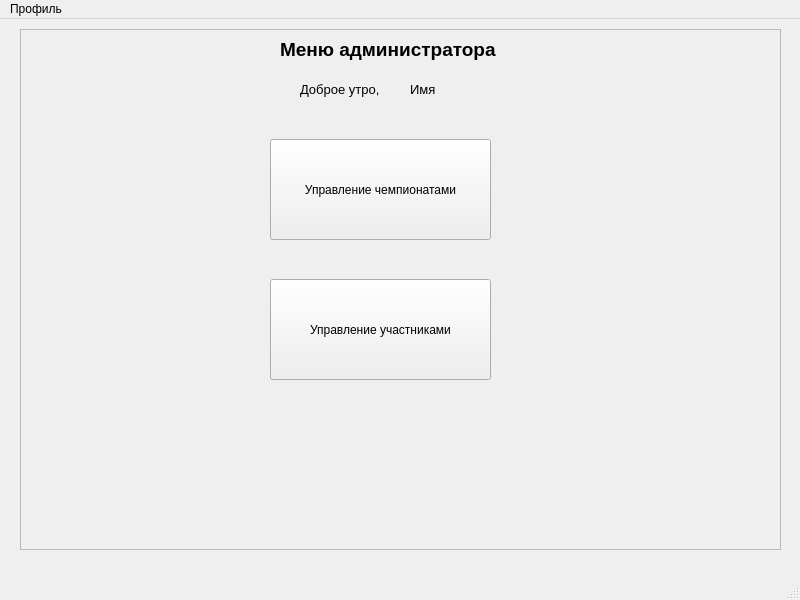
Before: the Qt Designer form ui_files/AdminWindowUi.ui in antons201/WorldSkills__CourseWork, drawn with Qt 5.
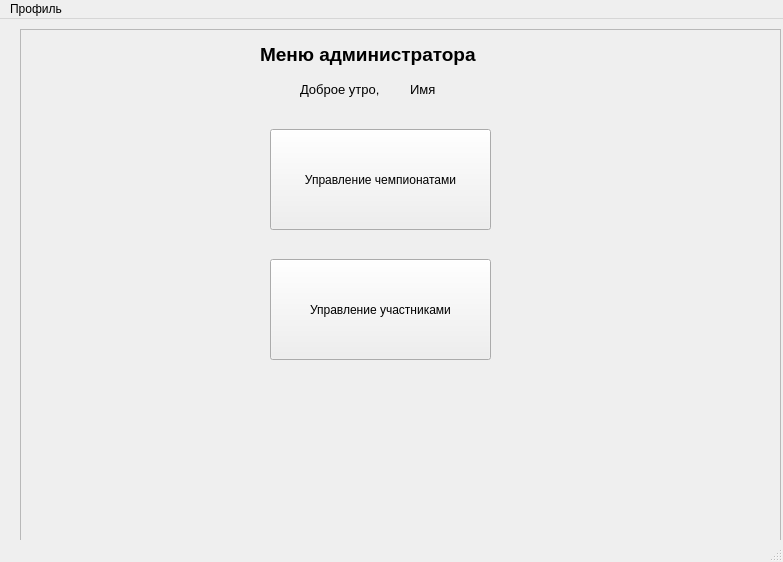
After: the same form once the commit is applied.

```diff
--- a/ui_files/AdminWindowUi.ui
+++ b/ui_files/AdminWindowUi.ui
@@ -6,8 +6,8 @@
    <rect>
     <x>0</x>
     <y>0</y>
-    <width>800</width>
-    <height>600</height>
+    <width>783</width>
+    <height>562</height>
    </rect>
   </property>
   <property name="windowTitle">
@@ -32,10 +32,10 @@
     <widget class="QLabel" name="MenuLabel">
      <property name="geometry">
       <rect>
-       <x>260</x>
+       <x>240</x>
        <y>10</y>
-       <width>221</width>
-       <height>21</height>
+       <width>281</width>
+       <height>31</height>
       </rect>
      </property>
      <property name="font">
@@ -89,7 +89,7 @@
      <property name="geometry">
       <rect>
        <x>250</x>
-       <y>110</y>
+       <y>100</y>
        <width>221</width>
        <height>101</height>
       </rect>
@@ -102,7 +102,7 @@
      <property name="geometry">
       <rect>
        <x>250</x>
-       <y>250</y>
+       <y>230</y>
        <width>221</width>
        <height>101</height>
       </rect>
@@ -118,8 +118,8 @@
     <rect>
      <x>0</x>
      <y>0</y>
-     <width>800</width>
-     <height>30</height>
+     <width>783</width>
+     <height>26</height>
     </rect>
    </property>
    <widget class="QMenu" name="menu">
```
